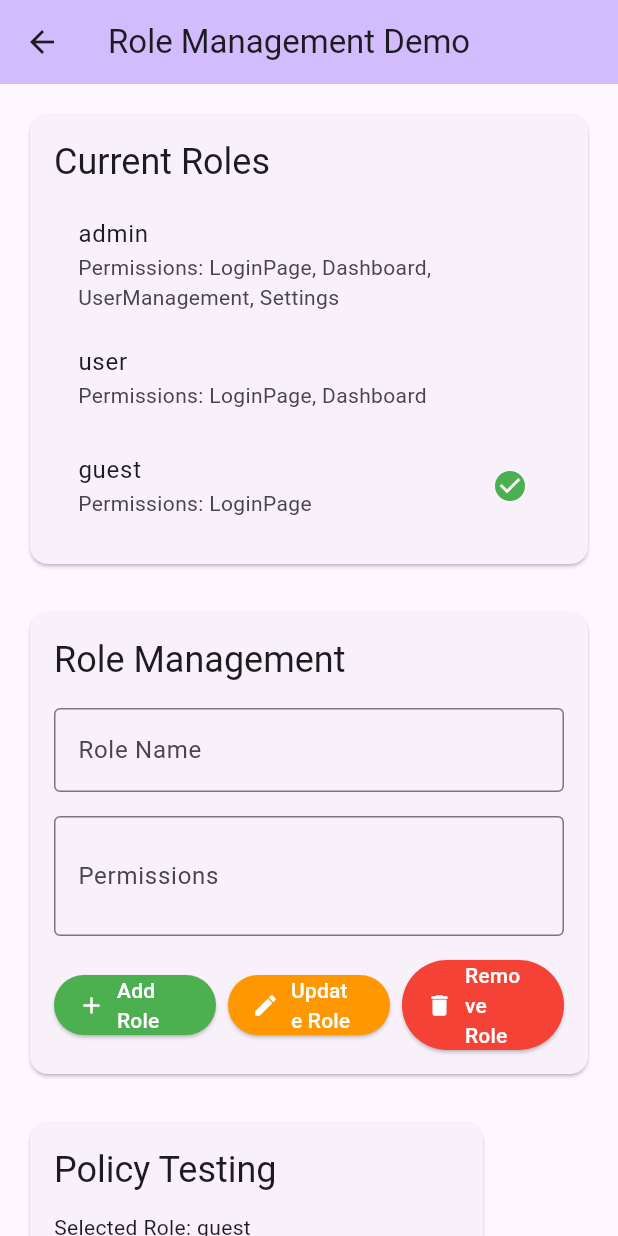
After one commit to aspicas/flutter_policy_engine, a Flutter app: the screen it shows after launch, after a tap on "Role Management Demo", on a phone screen of 412 x 824 dp. The commit adds this screen. Run offline on Flutter 3.47's test engine with Material 3 defaults, Android fonts, the phone set to English and light mode, and no system bars.

Commit message:
feat(role): add role management demo and testing interface
- Introduced a new Role Management Test screen to interactively test role management operations.
- Implemented role addition, update, and removal functionalities with real-time policy evaluation.
- Enhanced the main app structure to include navigation to the Role Management Demo.
- Included comprehensive error handling and user feedback mechanisms for role management actions.

```diff
--- a/example/lib/main.dart
+++ b/example/lib/main.dart
@@ -1,5 +1,6 @@
 import 'package:flutter/material.dart';
 import 'package:flutter_policy_engine_example/policy_engine_demo.dart';
+import 'package:flutter_policy_engine_example/role_management_demo.dart';
 
 void main() {
   runApp(const MyApp());
@@ -16,7 +17,90 @@ class MyApp extends StatelessWidget {
         colorScheme: ColorScheme.fromSeed(seedColor: Colors.deepPurple),
         useMaterial3: true,
       ),
-      home: const PolicyEngineDemo(),
+      home: const HomeScreen(),
     );
   }
 }
+
+class HomeScreen extends StatelessWidget {
+  const HomeScreen({super.key});
+
+  @override
+  Widget build(BuildContext context) {
+    return Scaffold(
+      appBar: AppBar(
+        title: const Text('Flutter Policy Engine Demo'),
+        backgroundColor: Theme.of(context).colorScheme.inversePrimary,
+      ),
+      body: Padding(
+        padding: const EdgeInsets.all(16.0),
+        child: Column(
+          mainAxisAlignment: MainAxisAlignment.center,
+          crossAxisAlignment: CrossAxisAlignment.stretch,
+          children: [
+            Card(
+              child: Padding(
+                padding: const EdgeInsets.all(16.0),
+                child: Column(
+                  children: [
+                    const Icon(
+                      Icons.security,
+                      size: 64,
+                      color: Colors.blue,
+                    ),
+                    const SizedBox(height: 16),
+                    Text(
+                      'Flutter Policy Engine',
+                      style: Theme.of(context).textTheme.headlineMedium,
+                      textAlign: TextAlign.center,
+                    ),
+                    const SizedBox(height: 8),
+                    Text(
+                      'Interactive demo and testing tools',
+                      style: Theme.of(context).textTheme.bodyLarge,
+                      textAlign: TextAlign.center,
+                    ),
+                  ],
+                ),
+              ),
+            ),
+            const SizedBox(height: 24),
+            ElevatedButton.icon(
+              onPressed: () {
+                Navigator.push(
+                  context,
+                  MaterialPageRoute(
+                    builder: (context) => const PolicyEngineDemo(),
+                  ),
+                );
+              },
+              icon: const Icon(Icons.play_arrow),
+              label: const Text('Basic Policy Demo'),
+              style: ElevatedButton.styleFrom(
+                padding: const EdgeInsets.all(16),
+              ),
+            ),
+            const SizedBox(height: 16),
+            ElevatedButton.icon(
+              onPressed: () {
+                Navigator.push(
+                  context,
+                  MaterialPageRoute(
+                    builder: (context) => const RoleManagementDemo(),
+                  ),
+                );
+              },
+              icon: const Icon(Icons.admin_panel_settings),
+              label: const Text('Role Management Demo'),
+              style: ElevatedButton.styleFrom(
+                padding: const EdgeInsets.all(16),
+                backgroundColor: Colors.orange,
+                foregroundColor: Colors.white,
+              ),
+            ),
+          ],
+        ),
+      ),
+    );
+  }
+}
--- /dev/null
+++ b/example/lib/role_management_demo.dart
@@ -0,0 +1,417 @@
+import 'dart:developer';
+
+import 'package:flutter/material.dart';
+import 'package:flutter_policy_engine/flutter_policy_engine.dart';
+
+class RoleManagementDemo extends StatefulWidget {
+  const RoleManagementDemo({super.key});
+
+  @override
+  State<RoleManagementDemo> createState() => _RoleManagementDemoState();
+}
+
+class _RoleManagementDemoState extends State<RoleManagementDemo> {
+  late PolicyManager policyManager;
+  bool _isInitialized = false;
+  String _selectedRole = 'guest';
+
+  // Form controllers for role management
+  final TextEditingController _roleNameController = TextEditingController();
+  final TextEditingController _permissionsController = TextEditingController();
+
+  // Status messages
+  String _statusMessage = '';
+  bool _isSuccess = true;
+
+  @override
+  void initState() {
+    super.initState();
+    _initializePolicyManager();
+  }
+
+  @override
+  void dispose() {
+    _roleNameController.dispose();
+    _permissionsController.dispose();
+    super.dispose();
+  }
+
+  Future<void> _initializePolicyManager() async {
+    policyManager = PolicyManager();
+    final policies = {
+      "admin": ["LoginPage", "Dashboard", "UserManagement", "Settings"],
+      "user": ["LoginPage", "Dashboard"],
+      "guest": ["LoginPage"]
+    };
+    try {
+      await policyManager.initialize(policies);
+      setState(() {
+        _isInitialized = true;
+        _selectedRole = 'guest';
+      });
+    } catch (e) {
+      log(e.toString());
+      setState(() {
+        _isInitialized = false;
+        _statusMessage = 'Failed to initialize: $e';
+        _isSuccess = false;
+      });
+    }
+  }
+
+  void _showStatus(String message, bool isSuccess) {
+    setState(() {
+      _statusMessage = message;
+      _isSuccess = isSuccess;
+    });
+
+    // Clear status after 3 seconds
+    Future.delayed(const Duration(seconds: 3), () {
+      if (mounted) {
+        setState(() {
+          _statusMessage = '';
+        });
+      }
+    });
+  }
+
+  Future<void> _addRole() async {
+    final roleName = _roleNameController.text.trim();
+    final permissionsText = _permissionsController.text.trim();
+
+    if (roleName.isEmpty) {
+      _showStatus('Role name cannot be empty', false);
+      return;
+    }
+
+    try {
+      final permissions = permissionsText.isEmpty
+          ? <String>[]
+          : permissionsText.split(',').map((e) => e.trim()).toList();
+
+      final role = Role(name: roleName, allowedContent: permissions);
+      await policyManager.addRole(role);
+
+      _showStatus('Role "$roleName" added successfully', true);
+      _roleNameController.clear();
+      _permissionsController.clear();
+
+      // Update selected role if it's the new one
+      setState(() {
+        _selectedRole = roleName;
+      });
+    } catch (e) {
+      _showStatus('Failed to add role: $e', false);
+    }
+  }
+
+  Future<void> _removeRole() async {
+    final roleName = _roleNameController.text.trim();
+
+    if (roleName.isEmpty) {
+      _showStatus('Role name cannot be empty', false);
+      return;
+    }
+
+    try {
+      await policyManager.removeRole(roleName);
+      _showStatus('Role "$roleName" removed successfully', true);
+      _roleNameController.clear();
+      _permissionsController.clear();
+
+      // Update selected role if the removed one was selected
+      if (_selectedRole == roleName) {
+        setState(() {
+          _selectedRole = 'guest';
+        });
+      }
+    } catch (e) {
+      _showStatus('Failed to remove role: $e', false);
+    }
+  }
+
+  Future<void> _updateRole() async {
+    final roleName = _roleNameController.text.trim();
+    final permissionsText = _permissionsController.text.trim();
+
+    if (roleName.isEmpty) {
+      _showStatus('Role name cannot be empty', false);
+      return;
+    }
+
+    try {
+      final permissions = permissionsText.isEmpty
+          ? <String>[]
+          : permissionsText.split(',').map((e) => e.trim()).toList();
+
+      final role = Role(name: roleName, allowedContent: permissions);
+      await policyManager.updateRole(roleName, role);
+
+      _showStatus('Role "$roleName" updated successfully', true);
+      _roleNameController.clear();
+      _permissionsController.clear();
+    } catch (e) {
+      _showStatus('Failed to update role: $e', false);
+    }
+  }
+
+  List<String> _getAvailableRoles() {
+    return policyManager.roles.keys.toList();
+  }
+
+  @override
+  Widget build(BuildContext context) {
+    if (!_isInitialized) {
+      return Scaffold(
+        appBar: AppBar(
+          title: const Text('Role Management Demo'),
+        ),
+        body: const Center(
+          child: Column(
+            mainAxisAlignment: MainAxisAlignment.center,
+            children: [
+              CircularProgressIndicator(),
+              SizedBox(height: 16),
+              Text('Loading policies...'),
+            ],
+          ),
+        ),
+      );
+    }
+
+    return Scaffold(
+      appBar: AppBar(
+        title: const Text('Role Management Demo'),
+        backgroundColor: Theme.of(context).colorScheme.inversePrimary,
+      ),
+      body: SingleChildScrollView(
+        padding: const EdgeInsets.all(16.0),
+        child: Column(
+          crossAxisAlignment: CrossAxisAlignment.start,
+          children: [
+            // Status message
+            if (_statusMessage.isNotEmpty)
+              Container(
+                width: double.infinity,
+                padding: const EdgeInsets.all(12),
+                margin: const EdgeInsets.only(bottom: 16),
+                decoration: BoxDecoration(
+                  color: _isSuccess ? Colors.green[100] : Colors.red[100],
+                  borderRadius: BorderRadius.circular(8),
+                  border: Border.all(
+                    color: _isSuccess ? Colors.green : Colors.red,
+                  ),
+                ),
+                child: Text(
+                  _statusMessage,
+                  style: TextStyle(
+                    color: _isSuccess ? Colors.green[800] : Colors.red[800],
+                    fontWeight: FontWeight.w500,
+                  ),
+                ),
+              ),
+
+            // Current roles section
+            Card(
+              child: Padding(
+                padding: const EdgeInsets.all(16),
+                child: Column(
+                  crossAxisAlignment: CrossAxisAlignment.start,
+                  children: [
+                    Text(
+                      'Current Roles',
+                      style: Theme.of(context).textTheme.headlineSmall,
+                    ),
+                    const SizedBox(height: 12),
+                    ..._getAvailableRoles().map((roleName) {
+                      final role = policyManager.roles[roleName];
+                      return ListTile(
+                        title: Text(roleName),
+                        subtitle: Text(
+                            'Permissions: ${role?.allowedContent.join(', ') ?? 'None'}'),
+                        trailing: roleName == _selectedRole
+                            ? const Icon(Icons.check_circle,
+                                color: Colors.green)
+                            : null,
+                        onTap: () {
+                          setState(() {
+                            _selectedRole = roleName;
+                            _roleNameController.text = roleName;
+                            _permissionsController.text =
+                                role?.allowedContent.join(', ') ?? '';
+                          });
+                        },
+                      );
+                    }),
+                  ],
+                ),
+              ),
+            ),
+
+            const SizedBox(height: 24),
+
+            // Role management form
+            Card(
+              child: Padding(
+                padding: const EdgeInsets.all(16),
+                child: Column(
+                  crossAxisAlignment: CrossAxisAlignment.start,
+                  children: [
+                    Text(
+                      'Role Management',
+                      style: Theme.of(context).textTheme.headlineSmall,
+                    ),
+                    const SizedBox(height: 16),
+                    TextField(
+                      controller: _roleNameController,
+                      decoration: const InputDecoration(
+                        labelText: 'Role Name',
+                        hintText: 'Enter role name',
+                        border: OutlineInputBorder(),
+                      ),
+                    ),
+                    const SizedBox(height: 16),
+                    TextField(
+                      controller: _permissionsController,
+                      decoration: const InputDecoration(
+                        labelText: 'Permissions',
+                        hintText: 'Enter permissions separated by commas',
+                        border: OutlineInputBorder(),
+                      ),
+                      maxLines: 2,
+                    ),
+                    const SizedBox(height: 16),
+                    Row(
+                      children: [
+                        Expanded(
+                          child: ElevatedButton.icon(
+                            onPressed: _addRole,
+                            icon: const Icon(Icons.add),
+                            label: const Text('Add Role'),
+                            style: ElevatedButton.styleFrom(
+                              backgroundColor: Colors.green,
+                              foregroundColor: Colors.white,
+                            ),
+                          ),
+                        ),
+                        const SizedBox(width: 8),
+                        Expanded(
+                          child: ElevatedButton.icon(
+                            onPressed: _updateRole,
+                            icon: const Icon(Icons.edit),
+                            label: const Text('Update Role'),
+                            style: ElevatedButton.styleFrom(
+                              backgroundColor: Colors.orange,
+                              foregroundColor: Colors.white,
+                            ),
+                          ),
+                        ),
+                        const SizedBox(width: 8),
+                        Expanded(
+                          child: ElevatedButton.icon(
+                            onPressed: _removeRole,
+                            icon: const Icon(Icons.delete),
+                            label: const Text('Remove Role'),
+                            style: ElevatedButton.styleFrom(
+                              backgroundColor: Colors.red,
+                              foregroundColor: Colors.white,
+                            ),
+                          ),
+                        ),
+                      ],
+                    ),
+                  ],
+                ),
+              ),
+            ),
+
+            const SizedBox(height: 24),
+
+            // Policy testing section
+            PolicyProvider(
+              policyManager: policyManager,
+              child: Card(
+                child: Padding(
+                  padding: const EdgeInsets.all(16),
+                  child: Column(
+                    crossAxisAlignment: CrossAxisAlignment.start,
+                    children: [
+                      Text(
+                        'Policy Testing',
+                        style: Theme.of(context).textTheme.headlineSmall,
+                      ),
+                      const SizedBox(height: 12),
+
+                      Text('Selected Role: $_selectedRole'),
+                      const SizedBox(height: 16),
+
+                      // Role selector
+                      Wrap(
+                        spacing: 8,
+                        children: _getAvailableRoles().map((role) {
+                          return ChoiceChip(
+                            label: Text(role),
+                            selected: _selectedRole == role,
+                            onSelected: (selected) {
+                              if (selected) {
+                                setState(() {
+                                  _selectedRole = role;
+                                });
+                              }
+                            },
+                          );
+                        }).toList(),
+                      ),
+
+                      const SizedBox(height: 16),
+
+                      // Policy examples
+                      _buildPolicyExample('LoginPage', 'Login Page'),
+                      _buildPolicyExample('Dashboard', 'Dashboard'),
+                      _buildPolicyExample('UserManagement', 'User Management'),
+                      _buildPolicyExample('Settings', 'Settings'),
+                    ],
+                  ),
+                ),
+              ),
+            ),
+          ],
+        ),
+      ),
+    );
+  }
+
+  Widget _buildPolicyExample(String content, String displayName) {
+    return Padding(
+      padding: const EdgeInsets.only(bottom: 12),
+      child: Column(
+        crossAxisAlignment: CrossAxisAlignment.start,
+        children: [
+          Text('$displayName:'),
+          const SizedBox(height: 4),
+          PolicyWidget(
+            role: _selectedRole,
+            content: content,
+            fallback: Card(
+              color: Colors.red[100],
+              child: Padding(
+                padding: const EdgeInsets.all(12),
+                child: Text('Access denied for $displayName'),
+              ),
+            ),
+            onAccessDenied: () {
+              log('Access denied for $_selectedRole to $content');
+            },
+            child: Card(
+              color: Colors.green[100],
+              child: Padding(
+                padding: const EdgeInsets.all(12),
+                child: Text('Access granted to $displayName'),
+              ),
+            ),
+          ),
+        ],
+      ),
+    );
+  }
+}
```
Also changed, not shown: 1 other file.
